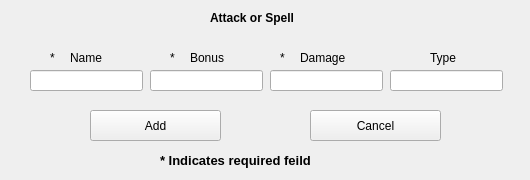
ericmullally/dnd_tracker, file widgets_file/ui_file_backup/attacks_form.ui: the form before one commit.
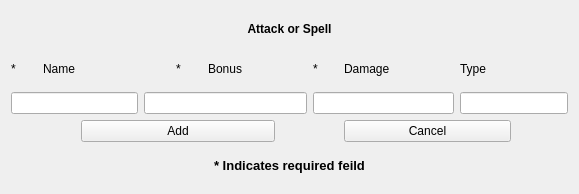
The form after the commit.

What changed in the file:
```diff
--- a/widgets_file/ui_file_backup/attacks_form.ui
+++ b/widgets_file/ui_file_backup/attacks_form.ui
@@ -6,209 +6,123 @@
    <rect>
     <x>0</x>
     <y>0</y>
-    <width>530</width>
-    <height>180</height>
+    <width>579</width>
+    <height>194</height>
    </rect>
   </property>
   <property name="windowTitle">
    <string>Form</string>
   </property>
-  <widget class="QLineEdit" name="name_input">
-   <property name="geometry">
-    <rect>
-     <x>30</x>
-     <y>70</y>
-     <width>113</width>
-     <height>21</height>
-    </rect>
-   </property>
-  </widget>
-  <widget class="QLineEdit" name="bonus_input">
-   <property name="geometry">
-    <rect>
-     <x>150</x>
-     <y>70</y>
-     <width>113</width>
-     <height>21</height>
-    </rect>
-   </property>
-  </widget>
-  <widget class="QLineEdit" name="damage_input">
-   <property name="geometry">
-    <rect>
-     <x>270</x>
-     <y>70</y>
-     <width>113</width>
-     <height>21</height>
-    </rect>
-   </property>
-  </widget>
-  <widget class="QLineEdit" name="type_input">
-   <property name="geometry">
-    <rect>
-     <x>390</x>
-     <y>70</y>
-     <width>113</width>
-     <height>21</height>
-    </rect>
-   </property>
-  </widget>
-  <widget class="QLabel" name="label">
-   <property name="geometry">
-    <rect>
-     <x>210</x>
-     <y>10</y>
-     <width>141</width>
-     <height>16</height>
-    </rect>
-   </property>
-   <property name="font">
-    <font>
-     <weight>75</weight>
-     <bold>true</bold>
-    </font>
-   </property>
-   <property name="text">
-    <string>Attack or Spell</string>
-   </property>
-  </widget>
-  <widget class="QPushButton" name="add_button">
-   <property name="geometry">
-    <rect>
-     <x>90</x>
-     <y>110</y>
-     <width>131</width>
-     <height>31</height>
-    </rect>
-   </property>
-   <property name="text">
-    <string>Add</string>
-   </property>
-  </widget>
-  <widget class="QPushButton" name="cancel_button">
-   <property name="geometry">
-    <rect>
-     <x>310</x>
-     <y>110</y>
-     <width>131</width>
-     <height>31</height>
-    </rect>
-   </property>
-   <property name="text">
-    <string>Cancel</string>
-   </property>
-  </widget>
-  <widget class="QLabel" name="label_2">
-   <property name="geometry">
-    <rect>
-     <x>160</x>
-     <y>150</y>
-     <width>231</width>
-     <height>20</height>
-    </rect>
-   </property>
-   <property name="font">
-    <font>
-     <pointsize>10</pointsize>
-     <weight>75</weight>
-     <bold>true</bold>
-    </font>
-   </property>
-   <property name="text">
-    <string>* Indicates required feild</string>
-   </property>
-  </widget>
-  <widget class="QLabel" name="label_3">
-   <property name="geometry">
-    <rect>
-     <x>70</x>
-     <y>50</y>
-     <width>61</width>
-     <height>16</height>
-    </rect>
-   </property>
-   <property name="text">
-    <string>Name</string>
-   </property>
-  </widget>
-  <widget class="QLabel" name="label_4">
-   <property name="geometry">
-    <rect>
-     <x>190</x>
-     <y>50</y>
-     <width>81</width>
-     <height>16</height>
-    </rect>
-   </property>
-   <property name="text">
-    <string>Bonus</string>
-   </property>
-  </widget>
-  <widget class="QLabel" name="label_5">
-   <property name="geometry">
-    <rect>
-     <x>300</x>
-     <y>50</y>
-     <width>71</width>
-     <height>16</height>
-    </rect>
-   </property>
-   <property name="text">
-    <string>Damage</string>
-   </property>
-  </widget>
-  <widget class="QLabel" name="label_6">
-   <property name="geometry">
-    <rect>
-     <x>430</x>
-     <y>50</y>
-     <width>61</width>
-     <height>16</height>
-    </rect>
-   </property>
-   <property name="text">
-    <string>Type</string>
-   </property>
-  </widget>
-  <widget class="QLabel" name="label_7">
-   <property name="geometry">
-    <rect>
-     <x>50</x>
-     <y>50</y>
-     <width>21</width>
-     <height>16</height>
-    </rect>
-   </property>
-   <property name="text">
-    <string>*</string>
-   </property>
-  </widget>
-  <widget class="QLabel" name="label_8">
-   <property name="geometry">
-    <rect>
-     <x>280</x>
-     <y>50</y>
-     <width>21</width>
-     <height>16</height>
-    </rect>
-   </property>
-   <property name="text">
-    <string>*</string>
-   </property>
-  </widget>
-  <widget class="QLabel" name="label_9">
-   <property name="geometry">
-    <rect>
-     <x>170</x>
-     <y>50</y>
-     <width>21</width>
-     <height>16</height>
-    </rect>
-   </property>
-   <property name="text">
-    <string>*</string>
-   </property>
-  </widget>
+  <layout class="QGridLayout" name="gridLayout">
+   <item row="1" column="6">
+    <widget class="QLabel" name="label_4">
+     <property name="text">
+      <string>Bonus</string>
+     </property>
+    </widget>
+   </item>
+   <item row="2" column="4" colspan="5">
+    <widget class="QLineEdit" name="bonus_input"/>
+   </item>
+   <item row="1" column="9">
+    <widget class="QLabel" name="label_8">
+     <property name="text">
+      <string>*</string>
+     </property>
+    </widget>
+   </item>
+   <item row="2" column="0" colspan="4">
+    <widget class="QLineEdit" name="name_input"/>
+   </item>
+   <item row="1" column="0">
+    <widget class="QLabel" name="label_7">
+     <property name="text">
+      <string>*</string>
+     </property>
+    </widget>
+   </item>
+   <item row="1" column="5">
+    <widget class="QLabel" name="label_9">
+     <property name="text">
+      <string>*</string>
+     </property>
+    </widget>
+   </item>
+   <item row="1" column="1">
+    <widget class="QLabel" name="label_3">
+     <property name="text">
+      <string>Name</string>
+     </property>
+    </widget>
+   </item>
+   <item row="2" column="9" colspan="4">
+    <widget class="QLineEdit" name="damage_input"/>
+   </item>
+   <item row="1" column="10">
+    <widget class="QLabel" name="label_5">
+     <property name="text">
+      <string>Damage</string>
+     </property>
+    </widget>
+   </item>
+   <item row="2" column="13" colspan="2">
+    <widget class="QLineEdit" name="type_input"/>
+   </item>
+   <item row="1" column="13">
+    <widget class="QLabel" name="label_6">
+     <property name="text">
+      <string>Type</string>
+     </property>
+    </widget>
+   </item>
+   <item row="4" column="0" colspan="15">
+    <widget class="QLabel" name="label_2">
+     <property name="font">
+      <font>
+       <pointsize>10</pointsize>
+       <weight>75</weight>
+       <bold>true</bold>
+      </font>
+     </property>
+     <property name="text">
+      <string>* Indicates required feild</string>
+     </property>
+     <property name="alignment">
+      <set>Qt::AlignCenter</set>
+     </property>
+    </widget>
+   </item>
+   <item row="3" column="10" colspan="4">
+    <widget class="QPushButton" name="cancel_button">
+     <property name="text">
+      <string>Cancel</string>
+     </property>
+    </widget>
+   </item>
+   <item row="3" column="2" colspan="6">
+    <widget class="QPushButton" name="add_button">
+     <property name="text">
+      <string>Add</string>
+     </property>
+    </widget>
+   </item>
+   <item row="0" column="0" colspan="15">
+    <widget class="QLabel" name="label">
+     <property name="font">
+      <font>
+       <weight>75</weight>
+       <bold>true</bold>
+      </font>
+     </property>
+     <property name="text">
+      <string>Attack or Spell</string>
+     </property>
+     <property name="alignment">
+      <set>Qt::AlignCenter</set>
+     </property>
+    </widget>
+   </item>
+  </layout>
  </widget>
  <resources/>
  <connections/>
```
